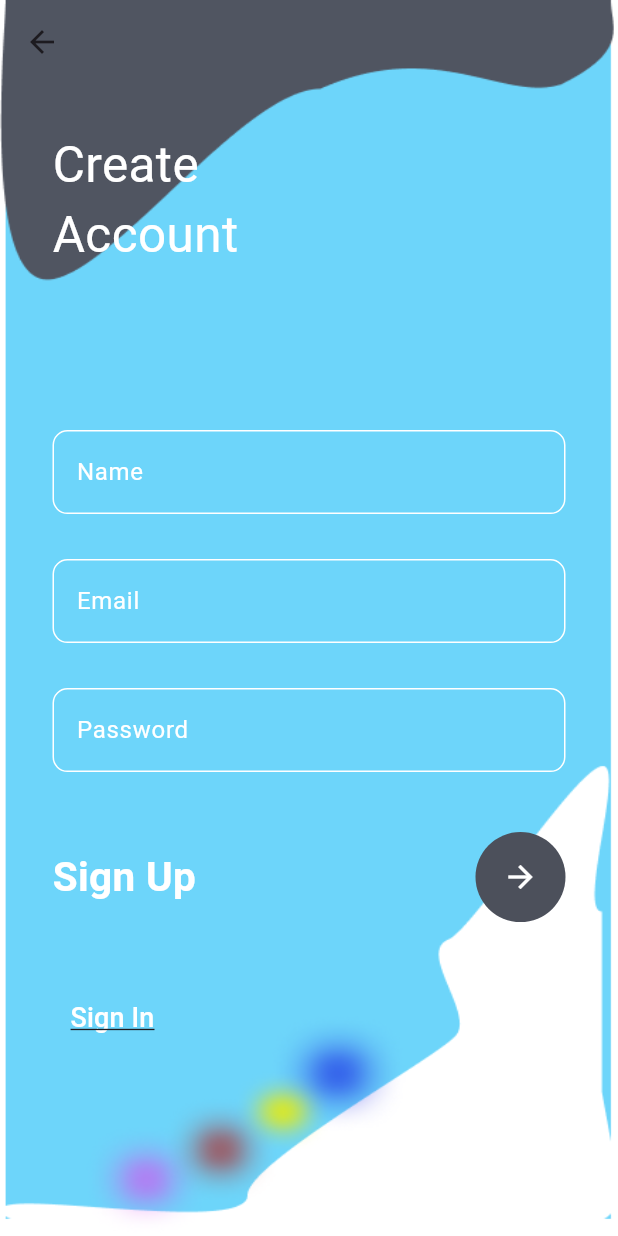
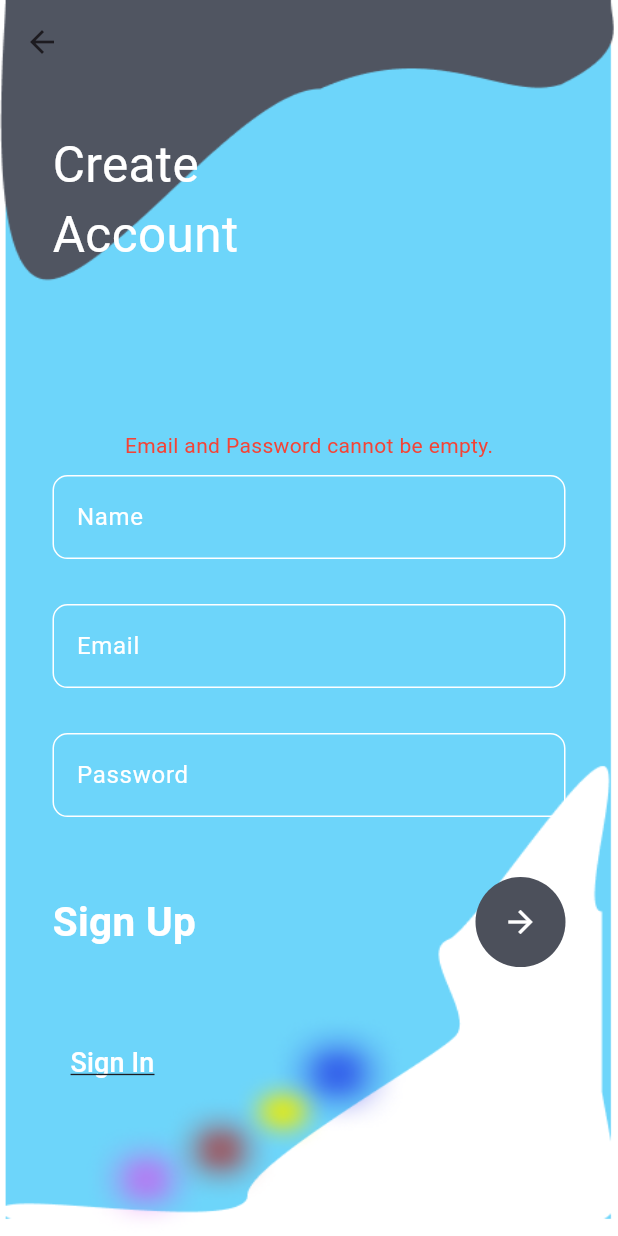
Before and after one commit to raghavinani/BW_web, a Flutter app: the MyRegister screen opened by its route, after a tap on the "arrow forward" icon, on a phone screen of 412 x 824 dp. Run offline on Flutter 3.47's test engine with Material 3 defaults, Android fonts, the phone set to English and light mode, and no system bars; our stand-ins replace flutter_secure_storage, hive, hive_flutter; accounts and stored records are empty.

Commit message:
registering and login using secure storage

```diff
--- a/lib/register.dart
+++ b/lib/register.dart
@@ -1,4 +1,5 @@
 import 'package:flutter/material.dart';
+import 'secure_storage.dart';
 
 class MyRegister extends StatefulWidget {
   const MyRegister({super.key});
@@ -8,6 +9,34 @@ class MyRegister extends StatefulWidget {
 }
 
 class _MyRegisterState extends State<MyRegister> {
+  TextEditingController nameController = TextEditingController();
+  TextEditingController emailController = TextEditingController();
+  TextEditingController passwordController = TextEditingController();
+
+  final SecureStorage secureStorage = SecureStorage();
+
+  String? errorMessage;
+
+  void register() async {
+    String email = emailController.text.trim();
+    String password = passwordController.text.trim();
+
+    // Basic validation
+    if (email.isEmpty || password.isEmpty) {
+      setState(() {
+        errorMessage = "Email and Password cannot be empty.";
+      });
+      return;
+    }
+
+    // Save email and password to secure storage
+    await secureStorage.saveData('email', email);
+    await secureStorage.saveData('password', password);
+
+    // Navigate to login screen after successful registration
+    Navigator.pushNamed(context, 'login');
+  }
+
   @override
   Widget build(BuildContext context) {
     return Container(
@@ -42,7 +71,14 @@ class _MyRegisterState extends State<MyRegister> {
                       margin: const EdgeInsets.only(left: 35, right: 35),
                       child: Column(
                         children: [
+                          if (errorMessage != null) // Display error message
+                            Text(
+                              errorMessage!,
+                              style: const TextStyle(color: Colors.red),
+                            ),
+                          const SizedBox(height: 10),
                           TextField(
+                            controller: nameController,
                             style: const TextStyle(color: Colors.white),
                             decoration: InputDecoration(
                               enabledBorder: OutlineInputBorder(
@@ -61,12 +97,12 @@ class _MyRegisterState extends State<MyRegister> {
                               hintStyle: const TextStyle(color: Colors.white),
                               border: OutlineInputBorder(
                                 borderRadius: BorderRadius.circular(10),
-                                )),
                               ),
-                          const SizedBox(
-                            height: 30,
                             ),
+                          ),
+                          const SizedBox(height: 30),
                           TextField(
+                            controller: emailController,
                             style: const TextStyle(color: Colors.white),
                             decoration: InputDecoration(
                               enabledBorder: OutlineInputBorder(
@@ -85,12 +121,12 @@ class _MyRegisterState extends State<MyRegister> {
                               hintStyle: const TextStyle(color: Colors.white),
                               border: OutlineInputBorder(
                                 borderRadius: BorderRadius.circular(10),
-                                )),
                               ),
-                          const SizedBox(
-                            height: 30,
                             ),
+                          ),
+                          const SizedBox(height: 30),
                           TextField(
+                            controller: passwordController,
                             style: const TextStyle(color: Colors.white),
                             obscureText: true,
                             decoration: InputDecoration(
@@ -110,11 +146,10 @@ class _MyRegisterState extends State<MyRegister> {
                               hintStyle: const TextStyle(color: Colors.white),
                               border: OutlineInputBorder(
                                 borderRadius: BorderRadius.circular(10),
-                                )),
                               ),
-                          const SizedBox(
-                            height: 40,
                             ),
+                          ),
+                          const SizedBox(height: 40),
                           Row(
                             mainAxisAlignment: MainAxisAlignment.spaceBetween,
                             children: [
@@ -130,16 +165,13 @@ class _MyRegisterState extends State<MyRegister> {
                                 backgroundColor: const Color(0xff4c505b),
                                 child: IconButton(
                                   color: Colors.white,
-                                    onPressed: () {},
-                                    icon: const Icon(
-                                      Icons.arrow_forward,
-                                    )),
-                              )
+                                  onPressed: register,
+                                  icon: const Icon(Icons.arrow_forward),
+                                ),
+                              ),
                             ],
                           ),
-                          const SizedBox(
-                            height: 40,
-                          ),
+                          const SizedBox(height: 40),
                           Row(
                             mainAxisAlignment: MainAxisAlignment.spaceBetween,
                             children: [
@@ -158,10 +190,10 @@ class _MyRegisterState extends State<MyRegister> {
                                 ),
                               ),
                             ],
-                          )
+                          ),
                         ],
                       ),
-                    )
+                    ),
                   ],
                 ),
               ),
```
Also changed, not shown: lib/login.dart (+58 -51 lines). Lines whose indentation alone changed are shown as unchanged.
